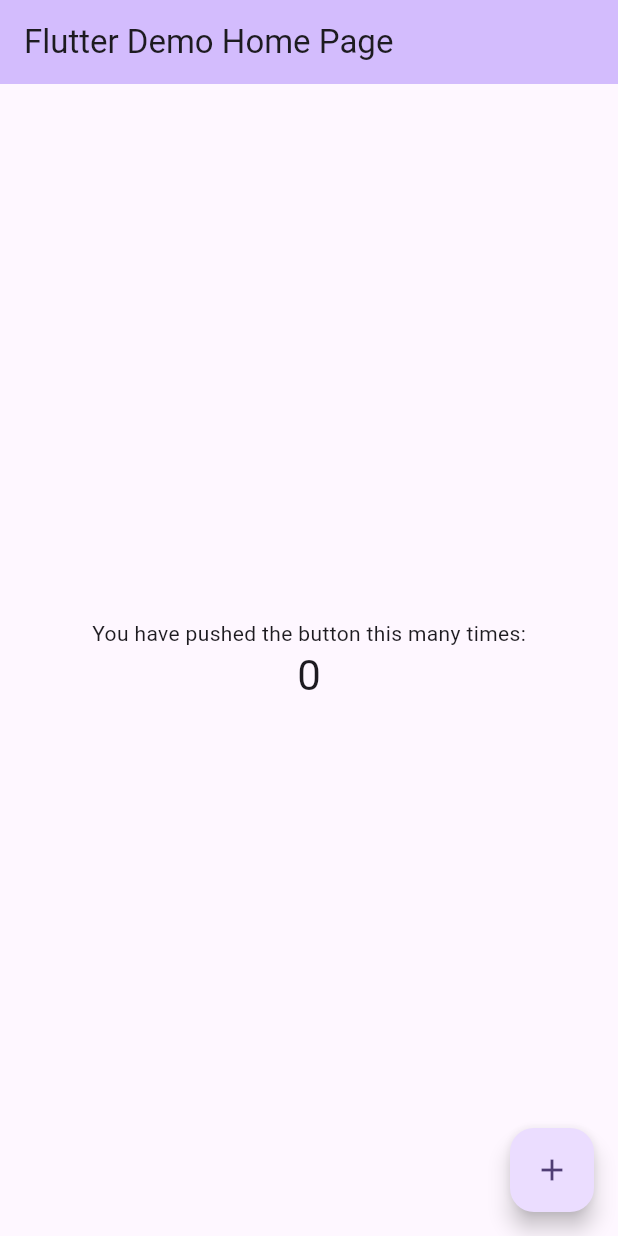
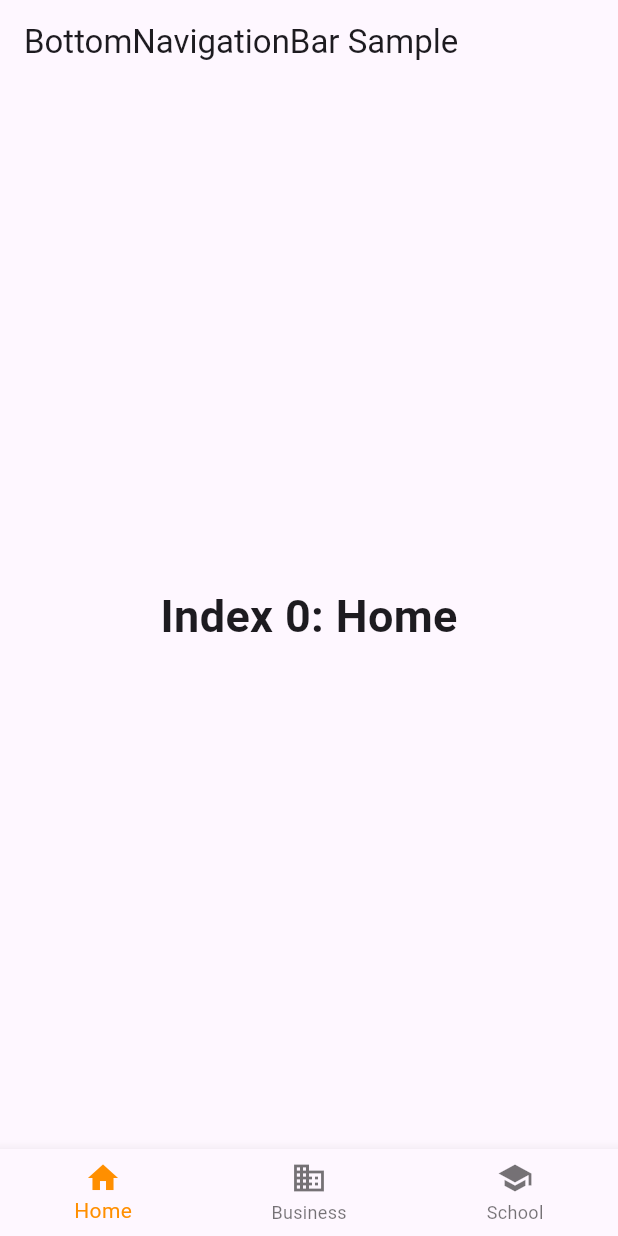
Before and after one commit to BrosephMC/learning_backpack, a Flutter app: the screen it shows after launch, on a phone screen of 412 x 824 dp. Run offline on Flutter 3.47's test engine with Material 3 defaults, Android fonts, the phone set to English and light mode, and no system bars.

Commit message:
base code for UI
has bottom nav bar
https://api.flutter.dev/flutter/material/BottomNavigationBar-class.html

```diff
--- a/lib/main.dart
+++ b/lib/main.dart
@@ -1,125 +1,82 @@
 import 'package:flutter/material.dart';
 
-void main() {
-  runApp(const MyApp());
-}
+/// Flutter code sample for [BottomNavigationBar].
 
-class MyApp extends StatelessWidget {
-  const MyApp({super.key});
+void main() => runApp(const BottomNavigationBarExampleApp());
 
-  // This widget is the root of your application.
+class BottomNavigationBarExampleApp extends StatelessWidget {
+  const BottomNavigationBarExampleApp({super.key});
+
   @override
   Widget build(BuildContext context) {
-    return MaterialApp(
-      title: 'Flutter Demo',
-      theme: ThemeData(
-        // This is the theme of your application.
-        //
-        // TRY THIS: Try running your application with "flutter run". You'll see
-        // the application has a purple toolbar. Then, without quitting the app,
-        // try changing the seedColor in the colorScheme below to Colors.green
-        // and then invoke "hot reload" (save your changes or press the "hot
-        // reload" button in a Flutter-supported IDE, or press "r" if you used
-        // the command line to start the app).
-        //
-        // Notice that the counter didn't reset back to zero; the application
-        // state is not lost during the reload. To reset the state, use hot
-        // restart instead.
-        //
-        // This works for code too, not just values: Most code changes can be
-        // tested with just a hot reload.
-        colorScheme: ColorScheme.fromSeed(seedColor: Colors.deepPurple),
-        useMaterial3: true,
-      ),
-      home: const MyHomePage(title: 'Flutter Demo Home Page'),
+    return const MaterialApp(
+      home: BottomNavigationBarExample(),
     );
   }
 }
 
-class MyHomePage extends StatefulWidget {
-  const MyHomePage({super.key, required this.title});
-
-  // This widget is the home page of your application. It is stateful, meaning
-  // that it has a State object (defined below) that contains fields that affect
-  // how it looks.
-
-  // This class is the configuration for the state. It holds the values (in this
-  // case the title) provided by the parent (in this case the App widget) and
-  // used by the build method of the State. Fields in a Widget subclass are
-  // always marked "final".
-
-  final String title;
+class BottomNavigationBarExample extends StatefulWidget {
+  const BottomNavigationBarExample({super.key});
 
   @override
-  State<MyHomePage> createState() => _MyHomePageState();
+  State<BottomNavigationBarExample> createState() =>
+      _BottomNavigationBarExampleState();
 }
 
-class _MyHomePageState extends State<MyHomePage> {
-  int _counter = 0;
+class _BottomNavigationBarExampleState
+    extends State<BottomNavigationBarExample> {
+  int _selectedIndex = 0;
+  static const TextStyle optionStyle =
+      TextStyle(fontSize: 30, fontWeight: FontWeight.bold);
+  static const List<Widget> _widgetOptions = <Widget>[
+    Text(
+      'Index 0: Home',
+      style: optionStyle,
+    ),
+    Text(
+      'Index 1: Business',
+      style: optionStyle,
+    ),
+    Text(
+      'Index 2: School',
+      style: optionStyle,
+    ),
+  ];
 
-  void _incrementCounter() {
+  void _onItemTapped(int index) {
     setState(() {
-      // This call to setState tells the Flutter framework that something has
-      // changed in this State, which causes it to rerun the build method below
-      // so that the display can reflect the updated values. If we changed
-      // _counter without calling setState(), then the build method would not be
-      // called again, and so nothing would appear to happen.
-      _counter++;
+      _selectedIndex = index;
     });
   }
 
   @override
   Widget build(BuildContext context) {
-    // This method is rerun every time setState is called, for instance as done
-    // by the _incrementCounter method above.
-    //
-    // The Flutter framework has been optimized to make rerunning build methods
-    // fast, so that you can just rebuild anything that needs updating rather
-    // than having to individually change instances of widgets.
     return Scaffold(
       appBar: AppBar(
-        // TRY THIS: Try changing the color here to a specific color (to
-        // Colors.amber, perhaps?) and trigger a hot reload to see the AppBar
-        // change color while the other colors stay the same.
-        backgroundColor: Theme.of(context).colorScheme.inversePrimary,
-        // Here we take the value from the MyHomePage object that was created by
-        // the App.build method, and use it to set our appbar title.
-        title: Text(widget.title),
+        title: const Text('BottomNavigationBar Sample'),
       ),
       body: Center(
-        // Center is a layout widget. It takes a single child and positions it
-        // in the middle of the parent.
-        child: Column(
-          // Column is also a layout widget. It takes a list of children and
-          // arranges them vertically. By default, it sizes itself to fit its
-          // children horizontally, and tries to be as tall as its parent.
-          //
-          // Column has various properties to control how it sizes itself and
-          // how it positions its children. Here we use mainAxisAlignment to
-          // center the children vertically; the main axis here is the vertical
-          // axis because Columns are vertical (the cross axis would be
-          // horizontal).
-          //
-          // TRY THIS: Invoke "debug painting" (choose the "Toggle Debug Paint"
-          // action in the IDE, or press "p" in the console), to see the
-          // wireframe for each widget.
-          mainAxisAlignment: MainAxisAlignment.center,
-          children: <Widget>[
-            const Text(
-              'You have pushed the button this many times:',
-            ),
-            Text(
-              '$_counter',
-              style: Theme.of(context).textTheme.headlineMedium,
-            ),
-          ],
-        ),
+        child: _widgetOptions.elementAt(_selectedIndex),
       ),
-      floatingActionButton: FloatingActionButton(
-        onPressed: _incrementCounter,
-        tooltip: 'Increment',
-        child: const Icon(Icons.add),
-      ), // This trailing comma makes auto-formatting nicer for build methods.
+      bottomNavigationBar: BottomNavigationBar(
+        items: const <BottomNavigationBarItem>[
+          BottomNavigationBarItem(
+            icon: Icon(Icons.home),
+            label: 'Home',
+          ),
+          BottomNavigationBarItem(
+            icon: Icon(Icons.business),
+            label: 'Business',
+          ),
+          BottomNavigationBarItem(
+            icon: Icon(Icons.school),
+            label: 'School',
+          ),
+        ],
+        currentIndex: _selectedIndex,
+        selectedItemColor: Colors.amber[800],
+        onTap: _onItemTapped,
+      ),
     );
   }
 }
```
